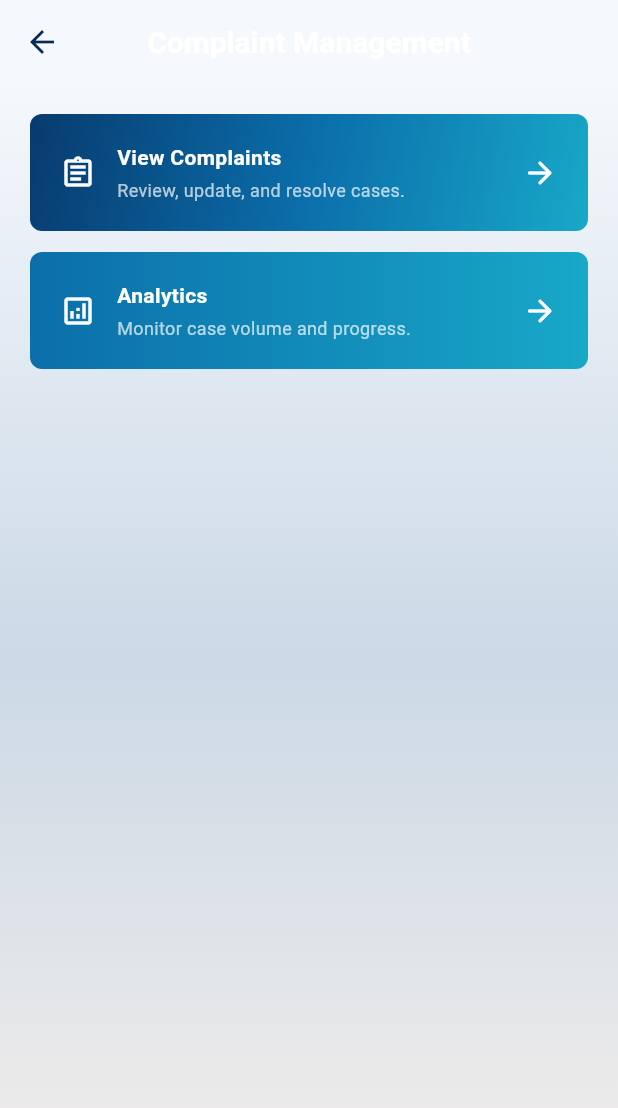
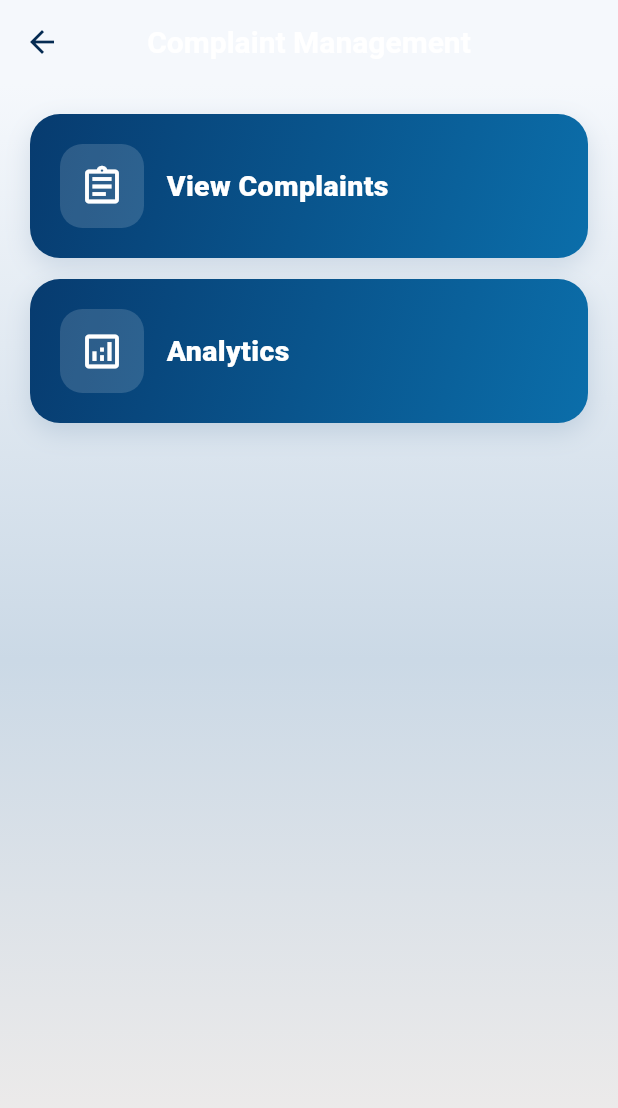
Before and after one commit to mrunaldalvi07/Apex_app, a Flutter app: the ComplaintManagementScreen screen opened directly, on a phone screen of 412 x 824 dp. Shown: the top 1108 px of the screen. Run offline on Flutter 3.47's test engine with Material 3 defaults, Android fonts, the phone set to English and light mode, and no system bars; our stand-ins replace cloud_firestore, file_picker, firebase_auth, firebase_core, firebase_messaging, flutter_local_notifications and 4 more; missing offline and left inert: excel; accounts and stored records are empty.

Commit message:
Match complaint button gradients to attendance

```diff
--- a/lib/screens/complaint_management_screen.dart
+++ b/lib/screens/complaint_management_screen.dart
@@ -31,8 +31,6 @@ class ComplaintManagementScreen extends StatelessWidget {
                 _actionButton(
                   icon: Icons.assignment_outlined,
                   title: 'View Complaints',
-                  subtitle: 'Review, update, and resolve cases.',
-                  gradient: ComplaintPalette.primaryGradient,
                   onTap: () {
                     Navigator.push(
                       context,
@@ -49,10 +47,6 @@ class ComplaintManagementScreen extends StatelessWidget {
                 _actionButton(
                   icon: Icons.analytics_outlined,
                   title: 'Analytics',
-                  subtitle: 'Monitor case volume and progress.',
-                  gradient: const LinearGradient(
-                    colors: [ComplaintPalette.teal, ComplaintPalette.cyan],
-                  ),
                   onTap: () {
                     Navigator.push(
                       context,
@@ -73,48 +67,56 @@ class ComplaintManagementScreen extends StatelessWidget {
   Widget _actionButton({
     required IconData icon,
     required String title,
-    required String subtitle,
-    required Gradient gradient,
     required VoidCallback onTap,
   }) {
     return SizedBox(
       width: double.infinity,
       child: Material(
         color: Colors.transparent,
-        child: Ink(
-          height: 78,
+        child: InkWell(
+          borderRadius: BorderRadius.circular(17),
+          onTap: onTap,
+          child: Container(
+            padding: const EdgeInsets.all(20),
             decoration: BoxDecoration(
-            gradient: gradient,
-            borderRadius: BorderRadius.circular(8),
+              gradient: ComplaintPalette.attendanceActionGradient,
+              borderRadius: BorderRadius.circular(20),
+              boxShadow: const [
+                BoxShadow(
+                  color: Color(0x22073B6F),
+                  blurRadius: 14,
+                  offset: Offset(0, 6),
                 ),
-          child: InkWell(
-            borderRadius: BorderRadius.circular(8),
-            onTap: onTap,
-            child: Padding(
-              padding: const EdgeInsets.symmetric(horizontal: 20),
+              ],
+            ),
             child: Row(
               children: [
-                  Icon(icon, color: Colors.white),
-                  const SizedBox(width: 14),
+                Container(
+                  height: 56,
+                  width: 56,
+                  decoration: BoxDecoration(
+                    color: Colors.white.withValues(alpha: 0.15),
+                    borderRadius: BorderRadius.circular(15),
+                  ),
+                  child: Icon(icon, color: Colors.white, size: 30),
+                ),
+                const SizedBox(width: 15),
                 Expanded(
                   child: Column(
-                      mainAxisAlignment: MainAxisAlignment.center,
                     crossAxisAlignment: CrossAxisAlignment.start,
                     children: [
-                        Text(title,
+                      Text(
+                        title,
                         style: const TextStyle(
                           color: Colors.white,
-                                fontWeight: FontWeight.w700)),
-                        const SizedBox(height: 3),
-                        Text(subtitle,
-                            style: const TextStyle(
-                                color: Colors.white70, fontSize: 12)),
+                          fontSize: 19,
+                          fontWeight: FontWeight.w800,
+                        ),
+                      ),
                     ],
                   ),
                 ),
-                  const Icon(Icons.arrow_forward_rounded, color: Colors.white),
               ],
-              ),
             ),
           ),
         ),
--- a/lib/screens/student_complaint_screen.dart
+++ b/lib/screens/student_complaint_screen.dart
@@ -35,7 +35,7 @@ class StudentComplaintScreen extends StatelessWidget {
                     child: Ink(
                       height: 64,
                       decoration: const BoxDecoration(
-                        gradient: ComplaintPalette.primaryGradient,
+                        gradient: ComplaintPalette.attendanceActionGradient,
                         borderRadius: BorderRadius.all(Radius.circular(8)),
                       ),
                       child: InkWell(
@@ -78,12 +78,7 @@ class StudentComplaintScreen extends StatelessWidget {
                     child: Ink(
                       height: 64,
                       decoration: const BoxDecoration(
-                        gradient: LinearGradient(
-                          colors: [
-                            ComplaintPalette.teal,
-                            ComplaintPalette.cyan
-                          ],
-                        ),
+                        gradient: ComplaintPalette.attendanceActionGradient,
                         borderRadius: BorderRadius.all(Radius.circular(8)),
                       ),
                       child: InkWell(
--- a/lib/theme/complaint_theme.dart
+++ b/lib/theme/complaint_theme.dart
@@ -14,6 +14,12 @@ abstract final class ComplaintPalette {
 
   static const primaryGradient = LinearGradient(
     colors: [navy, teal, cyan],
+    begin: Alignment.topLeft,
+    end: Alignment.bottomRight,
+  );
+
+  static const attendanceActionGradient = LinearGradient(
+    colors: [navy, teal],
     begin: Alignment.topLeft,
     end: Alignment.bottomRight,
   );
```
Lines whose indentation alone changed are shown as unchanged.
